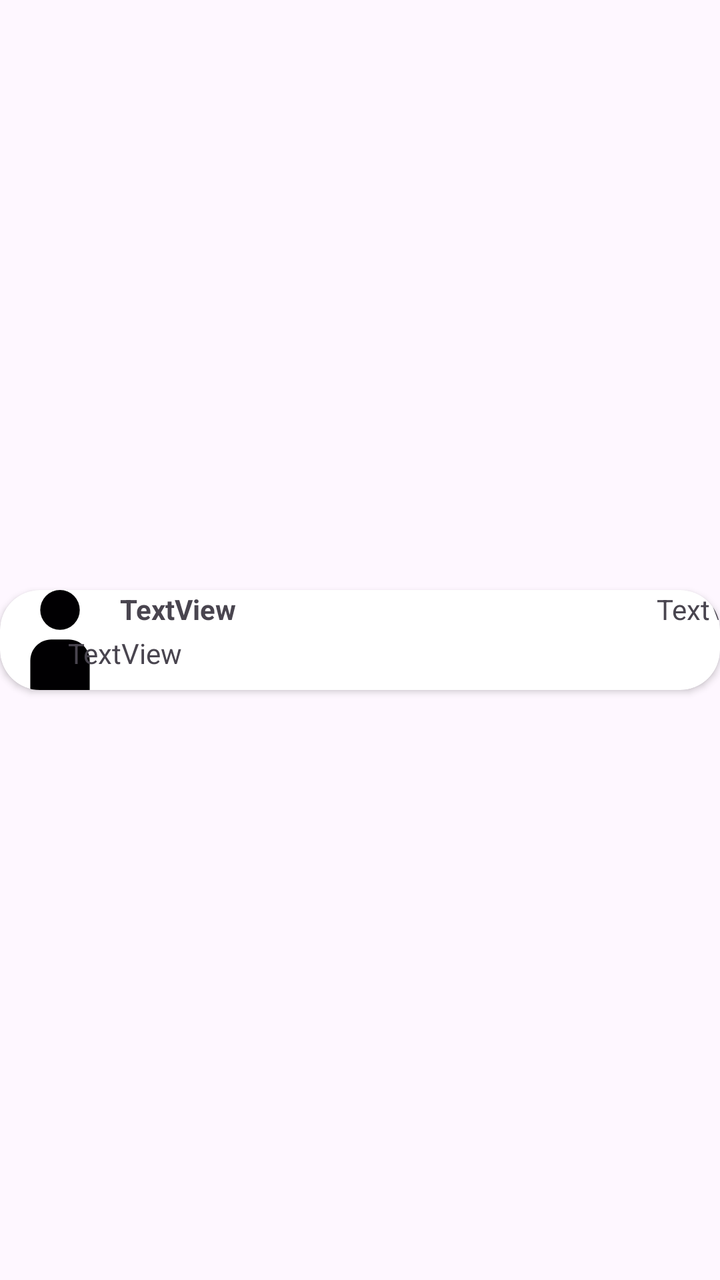
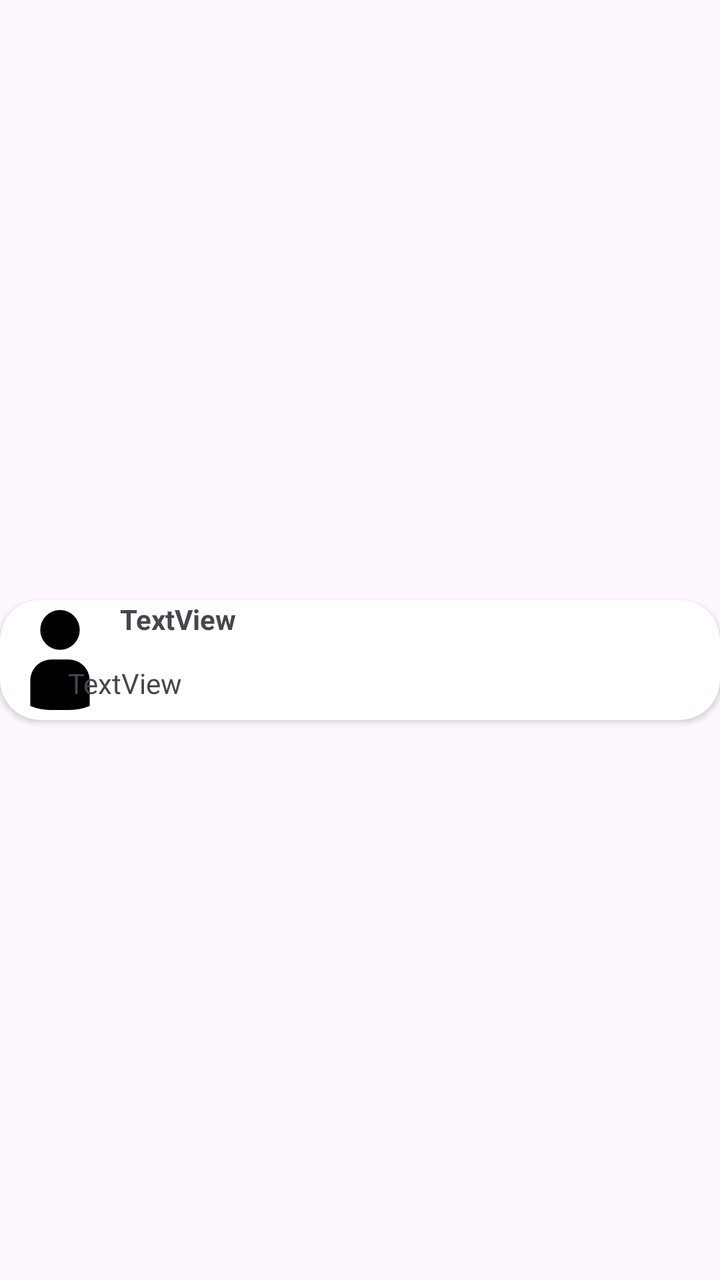

Two renders of the same Android screen: before a commit and after it. Below are the layout's source before the change and the commit's diff.
<!-- AndroidManifest.xml: application theme Theme.FirebaseChat -->
<!-- res/layout/recycler_view_row.xml -->
<?xml version="1.0" encoding="utf-8"?>
<androidx.constraintlayout.widget.ConstraintLayout xmlns:android="http://schemas.android.com/apk/res/android"
    xmlns:app="http://schemas.android.com/apk/res-auto"
    xmlns:tools="http://schemas.android.com/tools"
    android:layout_width="match_parent"
    android:layout_height="wrap_content">

    <androidx.cardview.widget.CardView
        android:layout_width="match_parent"
        android:layout_height="wrap_content"
        app:cardCornerRadius="20dp"
        app:layout_constraintBottom_toBottomOf="parent"
        app:layout_constraintEnd_toEndOf="parent"
        app:layout_constraintStart_toStartOf="parent"
        app:layout_constraintTop_toTopOf="parent">

        <androidx.constraintlayout.widget.ConstraintLayout
            android:layout_width="match_parent"
            android:layout_height="match_parent">

            <ImageView
                android:id="@+id/chatImage"
                android:layout_width="60sp"
                android:layout_height="50sp"
                app:layout_constraintBottom_toBottomOf="parent"
                app:layout_constraintStart_toStartOf="parent"
                app:layout_constraintTop_toTopOf="parent"
                app:srcCompat="@drawable/simple_chat_vector" />

            <TextView
                android:id="@+id/chatNameView"
                android:layout_width="wrap_content"
                android:layout_height="wrap_content"
                android:text="TextView"
                android:textStyle="bold"
                app:layout_constraintStart_toEndOf="@+id/chatImage"
                app:layout_constraintTop_toTopOf="parent" />

            <TextView
                android:id="@+id/chatContentView"
                android:layout_width="352dp"
                android:layout_height="27dp"
                android:layout_marginTop="3dp"
                android:layout_marginBottom="1dp"
                android:text="TextView"
                app:layout_constraintBottom_toBottomOf="parent"
                app:layout_constraintEnd_toEndOf="parent"
                app:layout_constraintStart_toEndOf="@+id/chatImage" />

            <TextView
                android:id="@+id/chatTimeView"
                android:layout_width="wrap_content"
                android:layout_height="wrap_content"
                android:layout_marginStart="235dp"
                android:text="TextView"
                app:layout_constraintEnd_toEndOf="parent"
                app:layout_constraintStart_toEndOf="@+id/chatNameView"
                app:layout_constraintTop_toTopOf="parent" />
        </androidx.constraintlayout.widget.ConstraintLayout>
    </androidx.cardview.widget.CardView>

</androidx.constraintlayout.widget.ConstraintLayout>
<!-- resources referenced by this layout -->
<resources>
  <!-- drawable simple_chat_vector (drawable) -->
  <vector xmlns:android="http://schemas.android.com/apk/res/android"
      android:width="800dp"
      android:height="800dp"
      android:viewportWidth="60.671"
      android:viewportHeight="60.671">
    <path
        android:pathData="M18.339,12.097a11.997,12.097 0,1 0,23.994 0a11.997,12.097 0,1 0,-23.994 0z"
        android:fillColor="#010002"/>
    <path
        android:pathData="M35.64,30.079H25.031c-7.021,0 -12.714,5.739 -12.714,12.821v17.771h36.037V42.9C48.354,35.818 42.661,30.079 35.64,30.079z"
        android:fillColor="#010002"/>
  </vector>
  <style name="Theme.FirebaseChat" parent="Base.Theme.FirebaseChat" />
  <style name="Base.Theme.FirebaseChat" parent="Theme.Material3.DayNight.NoActionBar">
          
          
      </style>
</resources>

<!-- the commit's change to res/layout/recycler_view_row.xml (unified diff, before → after) -->
@@ -7,7 +7,8 @@
 
     <androidx.cardview.widget.CardView
         android:layout_width="match_parent"
-        android:layout_height="wrap_content"
+        android:layout_height="60dp"
+        android:layout_marginTop="20dp"
         app:cardCornerRadius="20dp"
         app:layout_constraintBottom_toBottomOf="parent"
         app:layout_constraintEnd_toEndOf="parent"
@@ -18,14 +19,15 @@
             android:layout_width="match_parent"
             android:layout_height="match_parent">
 
-            <ImageView
+            <com.google.android.material.imageview.ShapeableImageView
                 android:id="@+id/chatImage"
                 android:layout_width="60sp"
                 android:layout_height="50sp"
                 app:layout_constraintBottom_toBottomOf="parent"
                 app:layout_constraintStart_toStartOf="parent"
                 app:layout_constraintTop_toTopOf="parent"
-                app:srcCompat="@drawable/simple_chat_vector" />
+                android:src="@drawable/simple_chat_vector"
+                app:shapeAppearanceOverlay="@style/CircularImageView"/>
 
             <TextView
                 android:id="@+id/chatNameView"
@@ -52,8 +54,10 @@
                 android:layout_width="wrap_content"
                 android:layout_height="wrap_content"
                 android:layout_marginStart="235dp"
+                android:layout_marginEnd="10dp"
                 android:text="TextView"
                 app:layout_constraintEnd_toEndOf="parent"
+                app:layout_constraintHorizontal_bias="1.0"
                 app:layout_constraintStart_toEndOf="@+id/chatNameView"
                 app:layout_constraintTop_toTopOf="parent" />
         </androidx.constraintlayout.widget.ConstraintLayout>
<!-- resource entries referenced after the edit -->
@@ -13,6 +13,10 @@
         android:pathData="M35.64,30.079H25.031c-7.021,0 -12.714,5.739 -12.714,12.821v17.771h36.037V42.9C48.354,35.818 42.661,30.079 35.64,30.079z"
         android:fillColor="#010002"/>
   </vector>
+  <style name="CircularImageView" parent="">
+          <item name="cornerFamily">rounded</item>
+          <item name="cornerSize">50%</item>
+      </style>
   <style name="Theme.FirebaseChat" parent="Base.Theme.FirebaseChat" />
   <style name="Base.Theme.FirebaseChat" parent="Theme.Material3.DayNight.NoActionBar">
           
